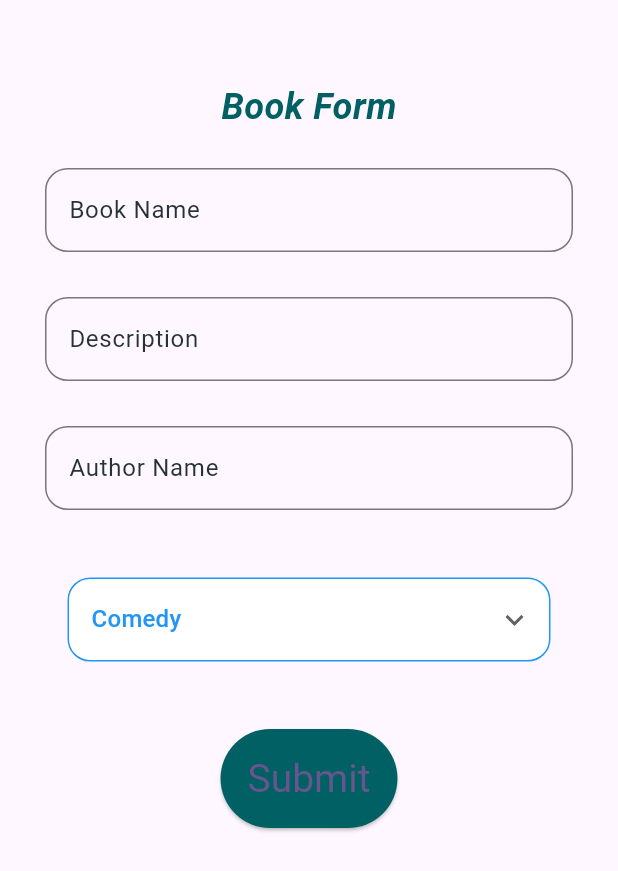
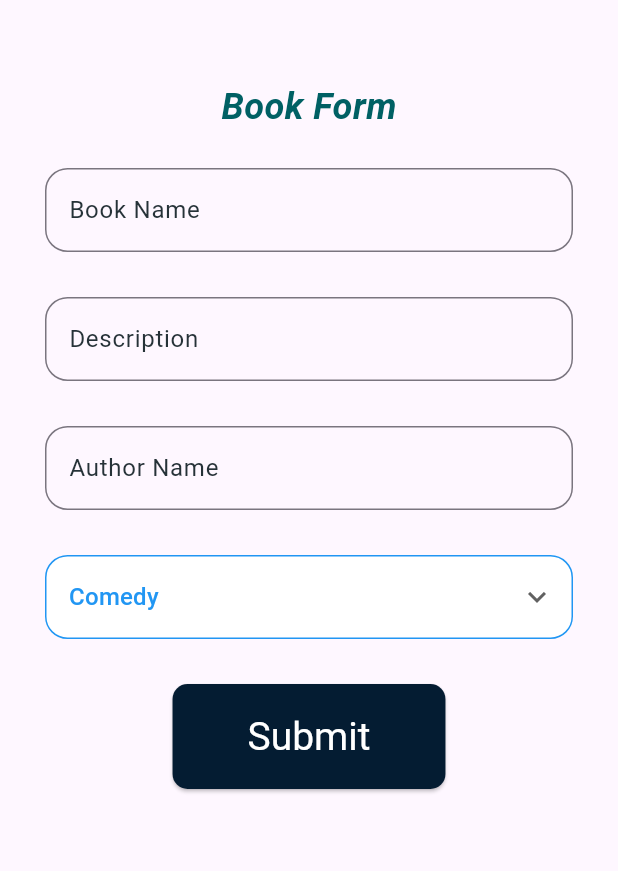
Before and after one commit to NarsingRao13/Library-Management, a Flutter app: the MyCustomForm widget shown alone on an empty page, opened directly, on a phone screen of 412 x 824 dp. Shown: the top 871 px of the screen. Run offline on Flutter 3.47's test engine with Material 2 defaults, Android fonts, the phone set to English and light mode, and no system bars; our stand-ins replace cloud_firestore, firebase_core; missing offline and left inert: dart:ffi; accounts and stored records are empty; network calls fail.

Commit message:
Updated the form values and send the data to firebase

```diff
--- a/lib/providers/library_provider.dart
+++ b/lib/providers/library_provider.dart
@@ -11,6 +11,7 @@ class LibraryProvider extends ChangeNotifier {
   List<BookData> books = [];
   List<BookData> history = [];
   String selectedCatName = "";
+  String? selectedDropdownValue;
 
   CollectionReference categoriesCollection =
       FirebaseFirestore.instance.collection("categories");
--- a/lib/ui/components/book_form/form_dropdown_items.dart
+++ b/lib/ui/components/book_form/form_dropdown_items.dart
@@ -1,17 +1,15 @@
 import 'package:flutter/material.dart';
+import 'package:provider/provider.dart';
+import '../../../providers/library_provider.dart';
 
-void main() {
-  runApp(const MyHomePage());
+class FormDropdown extends StatefulWidget {
+  const FormDropdown({Key? key}) : super(key: key);
+
+  @override
+  _MyDropdownPageState createState() => _MyDropdownPageState();
 }
 
-class MyHomePage extends StatefulWidget {
-  const MyHomePage({Key? key}) : super(key: key);
-
-  @override
-  _MyHomePageState createState() => _MyHomePageState();
-}
-
-class _MyHomePageState extends State<MyHomePage> {
+class _MyDropdownPageState extends State<FormDropdown> {
   String dropdownvalue = 'Comedy';
   var items = [
     'Fantasy',
@@ -55,6 +53,7 @@ class _MyHomePageState extends State<MyHomePage> {
               setState(() {
                 dropdownvalue = newValue!;
               });
+              context.read<LibraryProvider>().selectedDropdownValue = newValue;
             },
           ),
         ],
--- a/lib/ui/components/book_form/form_text_fields.dart
+++ b/lib/ui/components/book_form/form_text_fields.dart
@@ -1,9 +1,7 @@
 import 'package:flutter/material.dart';
+import 'package:provider/provider.dart';
 import './form_dropdown_items.dart';
-
-void main() {
-  runApp(const MyCustomForm());
-}
+import 'package:library_management/providers/library_provider.dart';
 
 class MyCustomForm extends StatefulWidget {
   const MyCustomForm({super.key});
@@ -19,6 +17,22 @@ class MyCustomFormState extends State<MyCustomForm> {
   final _descriptionController = TextEditingController();
   final _authorController = TextEditingController();
   final _formKey = GlobalKey<FormState>();
+
+  Future<void> _bookRegistration(BuildContext context) async {
+    String bookName = _nameController.text;
+    String bookDescription = _descriptionController.text;
+    String authorName = _authorController.text;
+    final String dropValue =
+        context.read<LibraryProvider>().selectedDropdownValue ?? "";
+    context.watch<LibraryProvider>().addBook(
+          author: authorName,
+          availability: true,
+          genre: dropValue,
+          image:
+              "http://img.freepik.com/free-vector/flat-world-book-day-background_23-2148094555.jpg?size=626&ext=jpg&ga=GA1.1.985226980.1677144010&semt=ais",
+          title: bookName,
+        );
+  }
 
   @override
   Widget build(BuildContext context) {
@@ -105,21 +119,35 @@ class MyCustomFormState extends State<MyCustomForm> {
               },
             ),
             const SizedBox(height: 30),
-            Padding(
-              padding: const EdgeInsets.all(15),
-              child: MyHomePage(),
+            const Padding(
+              padding: EdgeInsets.all(0),
+              child: FormDropdown(),
             ),
             const SizedBox(height: 30),
             ElevatedButton(
               style: ButtonStyle(
-                backgroundColor:
-                    MaterialStateProperty.all(Colors.cyan.shade900),
-                padding: MaterialStateProperty.all(const EdgeInsets.all(18)),
+                backgroundColor: MaterialStateProperty.all(
+                  const Color.fromARGB(255, 4, 28, 50),
+                ),
+                padding: MaterialStateProperty.all(
+                  const EdgeInsets.symmetric(
+                    horizontal: 50,
+                    vertical: 20,
+                  ),
+                ),
+                shape: MaterialStateProperty.all<RoundedRectangleBorder>(
+                  const RoundedRectangleBorder(
+                    borderRadius: BorderRadius.all(
+                      Radius.circular(10),
+                    ),
+                  ),
+                ),
                 textStyle:
                     MaterialStateProperty.all(const TextStyle(fontSize: 26)),
               ),
               onPressed: () {
                 if (_formKey.currentState!.validate()) {
+                  _bookRegistration;
                   _nameController.clear();
                   _authorController.clear();
                   _descriptionController.clear();
@@ -131,7 +159,8 @@ class MyCustomFormState extends State<MyCustomForm> {
                   );
                 }
               },
-              child: const Text('Submit'),
+              child:
+                  const Text('Submit', style: TextStyle(color: Colors.white)),
             ),
           ],
         ),
```
Also changed, not shown: lib/ui/screens/my_home_page.dart (+22 -0 lines).
